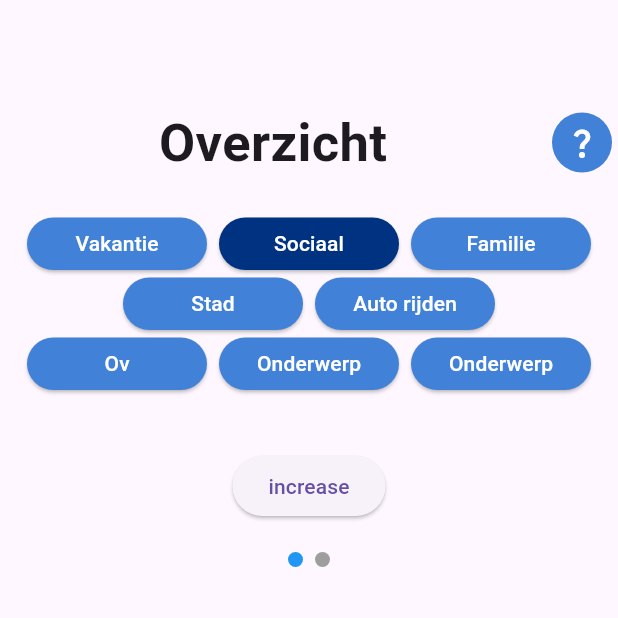
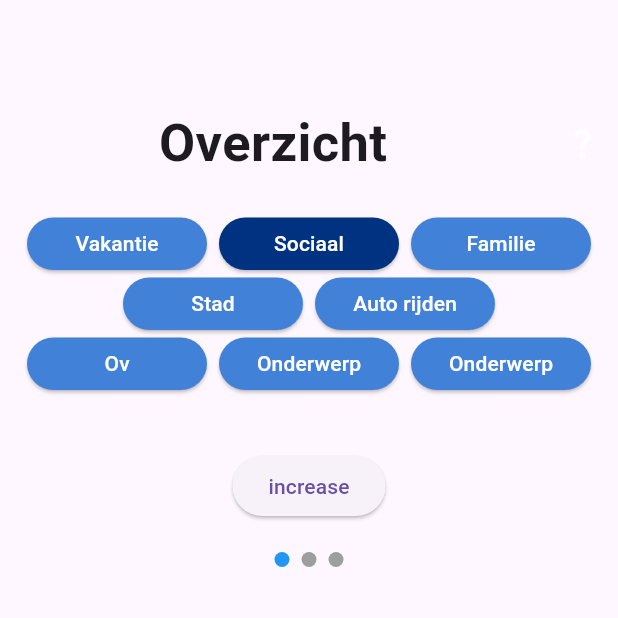
Before and after one commit to brentvanmalsen/industry-project, a Flutter app: the HomePage screen opened directly, after a tap on "Overzichten", on a phone screen of 412 x 824 dp, the top half of it. Run offline on Flutter 3.47's test engine with Material 3 defaults, Android fonts, the phone set to English and light mode, and no system bars; our stand-ins replace geocoding, geolocator, rive, share_plus, sleek_circular_slider, smooth_page_indicator and 1 more; missing offline and left inert: mailer.

```diff
--- a/lib/home.dart
+++ b/lib/home.dart
@@ -1,5 +1,5 @@
 import 'package:flutter/material.dart';
-import 'package:industry_project/overview.dart';
+import 'package:industry_project/overview.dart'; // Zorg ervoor dat de import correct is
 import 'package:industry_project/settings.dart';
 import 'rating.dart';
 import 'package:share_plus/share_plus.dart';
@@ -16,23 +16,25 @@ class _HomePageState extends State<HomePage> {
     setState(() {
       _selectedIndex = index;
     });
+
+    String selectedLocation = ''; // Definieer een dummy locatie
+
     switch (index) {
       case 0:
         Navigator.push(
-          context as BuildContext,
-          MaterialPageRoute(builder: (context) => OverzichtPage()),
+          context,
+          MaterialPageRoute(builder: (context) => OverzichtPage(selectedLocation: selectedLocation)),
         );
         break;
       case 1:
         Navigator.push(
-          context as BuildContext,
+          context,
           MaterialPageRoute(builder: (context) => SettingsPage()),
         );
         break;
-
       case 2:
         Navigator.push(
-          context as BuildContext,
+          context,
           MaterialPageRoute(builder: (context) => HomePage()),
         );
         break;
--- a/lib/overview.dart
+++ b/lib/overview.dart
@@ -4,7 +4,10 @@ import 'package:rive/rive.dart';
 import 'package:syncfusion_flutter_charts/charts.dart';
 
 class OverzichtPage extends StatefulWidget {
-  const OverzichtPage({Key? key}) : super(key: key);
+  final String selectedLocation; // Locatie parameter
+
+  const OverzichtPage({Key? key, required this.selectedLocation})
+      : super(key: key);
 
   @override
   State<OverzichtPage> createState() => _OverzichtPageState();
@@ -15,6 +18,7 @@ class _OverzichtPageState extends State<OverzichtPage> {
   Artboard? _riveArtboard;
   StateMachineController? _controller;
   SMIInput<double>? _state;
+  int _currentPage = 0;
 
   final List<_IncidentLog> _yearData = [
     _IncidentLog('Jan', 1),
@@ -32,7 +36,6 @@ class _OverzichtPageState extends State<OverzichtPage> {
   ];
 
   List<_IncidentLog> _displayData = [];
-  bool _showingFlower = true;
 
   @override
   void initState() {
@@ -87,12 +90,14 @@ class _OverzichtPageState extends State<OverzichtPage> {
       body: GestureDetector(
         onHorizontalDragEnd: (details) {
           if (details.primaryVelocity! < 0) {
+            // Swipe left
             setState(() {
-              _showingFlower = false;
+              if (_currentPage < 2) _currentPage++;
             });
           } else if (details.primaryVelocity! > 0) {
+            // Swipe right
             setState(() {
-              _showingFlower = true;
+              if (_currentPage > 0) _currentPage--;
             });
           }
         },
@@ -118,11 +123,6 @@ class _OverzichtPageState extends State<OverzichtPage> {
                     Align(
                       alignment: Alignment.centerRight,
                       child: IconButton(
-                        style: ButtonStyle(
-                          backgroundColor: MaterialStateProperty.all(
-                            Color.fromARGB(255, 65, 130, 216),
-                          ),
-                        ),
                         onPressed: () {},
                         icon: const Icon(
                           Icons.question_mark_outlined,
@@ -284,7 +284,17 @@ class _OverzichtPageState extends State<OverzichtPage> {
                 ),
               ),
               SizedBox(height: 20),
-              if (!_showingFlower)
+              if (_currentPage == 0)
+                (_riveArtboard == null
+                    ? const SizedBox()
+                    : Container(
+                        width: 300,
+                        height: 300,
+                        child: Rive(
+                            alignment: Alignment.center,
+                            artboard: _riveArtboard!),
+                      )),
+              if (_currentPage == 1)
                 Column(
                   children: [
                     Row(
@@ -312,20 +322,6 @@ class _OverzichtPageState extends State<OverzichtPage> {
                       ],
                     ),
                     SizedBox(height: 20),
-                  ],
-                ),
-              _showingFlower
-                  ? (_riveArtboard == null
-                      ? const SizedBox()
-                      : Container(
-                          width: 300,
-                          height: 300,
-                          child: Rive(
-                              alignment: Alignment.center,
-                              artboard: _riveArtboard!),
-                        ))
-                  : Column(
-                      children: [
                     Padding(
                       padding: const EdgeInsets.all(8.0),
                       child: Text(
@@ -361,6 +357,44 @@ class _OverzichtPageState extends State<OverzichtPage> {
                     ),
                   ],
                 ),
+              if (_currentPage == 2)
+                Column(
+                  children: [
+                    Padding(
+                      padding: const EdgeInsets.all(8.0),
+                      child: Text(
+                        'Nieuwe Weergave',
+                        style: TextStyle(
+                          fontSize: 20,
+                          fontWeight: FontWeight.bold,
+                        ),
+                      ),
+                    ),
+                    // Hier kun je de inhoud van je derde weergave toevoegen
+                    Container(
+                      height: 300,
+                      color: Colors.grey[300],
+                      child: Center(
+                        child: Column(
+                          mainAxisAlignment: MainAxisAlignment.center,
+                          children: [
+                            Text(
+                              'Locatie:',
+                              style: TextStyle(fontSize: 18),
+                            ),
+                            Text(
+                              widget.selectedLocation,
+                              style: TextStyle(
+                                fontSize: 24,
+                                fontWeight: FontWeight.bold,
+                              ),
+                            ),
+                          ],
+                        ),
+                      ),
+                    ),
+                  ],
+                ),
               SizedBox(height: 20),
               ElevatedButton(
                 onPressed: () {
@@ -375,32 +409,23 @@ class _OverzichtPageState extends State<OverzichtPage> {
               // Page Indicator
               Row(
                 mainAxisAlignment: MainAxisAlignment.center,
-                children: [
-                  Container(
+                children: List.generate(3, (index) {
+                  return Container(
                     width: 10,
                     height: 10,
+                    margin: EdgeInsets.symmetric(horizontal: 4),
                     decoration: BoxDecoration(
                       shape: BoxShape.circle,
-                      color: _showingFlower ? Colors.blue : Colors.grey,
+                      color: _currentPage == index ? Colors.blue : Colors.grey,
                     ),
-                  ),
-                  SizedBox(width: 8),
-                  Container(
-                    width: 10,
-                    height: 10,
-                    decoration: BoxDecoration(
-                      shape: BoxShape.circle,
-                      color: !_showingFlower ? Colors.blue : Colors.grey,
-                    ),
-                  ),
-                ],
+                  );
+                }),
               ),
               SizedBox(height: 20),
             ],
           ),
         ),
       ),
-
     );
   }
 }
@@ -411,9 +436,3 @@ class _IncidentLog {
   final String month;
   final double incidentScale;
 }
-
-void main() {
-  runApp(MaterialApp(
-    home: OverzichtPage(),
-  ));
-}
--- a/lib/settings.dart
+++ b/lib/settings.dart
@@ -105,9 +105,10 @@ class _SettingsPageState extends State<SettingsPage> {
     });
     switch (index) {
       case 0:
+        String selectedLocation = 'Dummy Location'; // Replace with actual logic
         Navigator.push(
           context,
-          MaterialPageRoute(builder: (context) => OverzichtPage()),
+          MaterialPageRoute(builder: (context) => OverzichtPage(selectedLocation: selectedLocation)),
         );
         break;
       case 1:
--- a/pubspec.yaml
+++ b/pubspec.yaml
@@ -17,6 +17,8 @@ dependencies:
   rive: ^0.13.5
   geolocator: ^12.0.0
   google_places_flutter: ^2.0.8
+  geocoding: ^3.0.0
+  flutter_map: ^7.0.1
 
 dev_dependencies:
   flutter_test:
```
Also changed, not shown: lib/subject.dart (+51 -13 lines), pubspec.lock, 1 other file. Lines whose indentation alone changed are shown as unchanged.
